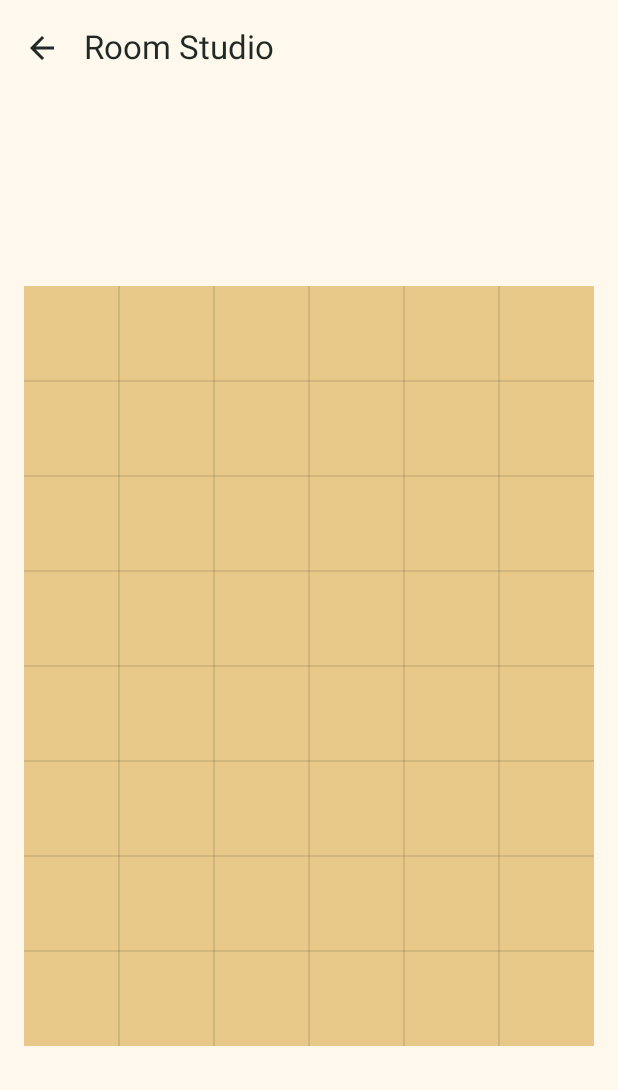
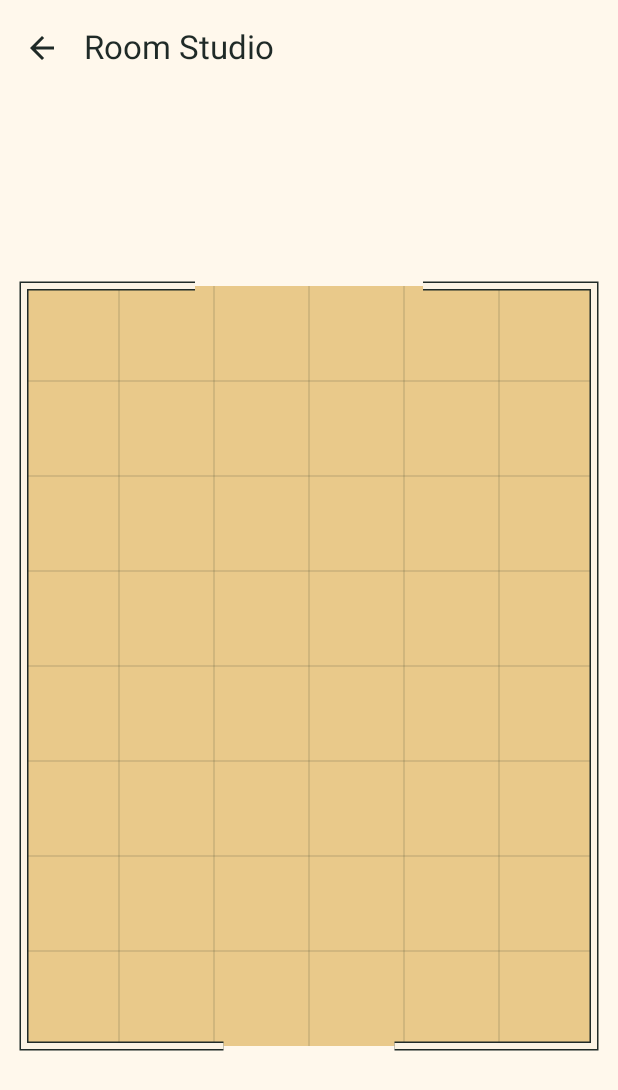
Before and after one commit to vladbokov/3DollHouse, an Android app built with Jetpack Compose: the composable RoomStudioScreen shown on its own in the app's theme, on a phone screen of 412 x 824 dp. Shown: the top 1090 px of the screen. Run offline under Robolectric (Android 15) with nearby library versions, the phone set to English and light mode, and no system bars.

Commit message:
Draw room walls and share the palette
Learned: Draw walls up to the edges of the door and window openings.

```diff
--- a/app/src/main/kotlin/com/dollhouse/lab/filament/FilamentLabScreen.kt
+++ b/app/src/main/kotlin/com/dollhouse/lab/filament/FilamentLabScreen.kt
@@ -41,13 +41,13 @@ import androidx.compose.ui.res.stringResource
 import androidx.compose.ui.tooling.preview.Preview
 import androidx.compose.ui.unit.dp
 import androidx.compose.ui.viewinterop.AndroidView
-import androidx.core.content.ContextCompat
 import androidx.lifecycle.Lifecycle
 import androidx.lifecycle.LifecycleEventObserver
 import androidx.lifecycle.compose.LocalLifecycleOwner
 import com.dollhouse.lab.R
 import com.dollhouse.lab.model.defaultRoomLayout
 import com.dollhouse.lab.ui.theme.DollhouseTheme
+import com.dollhouse.lab.ui.theme.ToyRoomPalette
 import com.google.android.filament.Engine
 
 private const val DEGREES_PER_PIXEL = 0.25
@@ -213,15 +213,7 @@ private fun FilamentSurface(
 
     // Keep the Engine and scene across recompositions.
     val filamentHost = remember {
-        // Resolve resource IDs before passing colors to the room model
-        val palette =
-            ToyRoomPalette(
-                wood = ContextCompat.getColor(context, R.color.room_wood),
-                warmWhite = ContextCompat.getColor(context, R.color.room_warm_white),
-                skyBlue = ContextCompat.getColor(context, R.color.room_sky_blue),
-                coral = ContextCompat.getColor(context, R.color.room_coral),
-                mustard = ContextCompat.getColor(context, R.color.room_mustard),
-            )
+        val palette = ToyRoomPalette.fromResources(context)
         val room = ToyRoom(defaultRoomLayout, palette)
         FilamentHost(context, requestedBackend) { engine ->
             ToyRoomScene(
--- a/app/src/main/kotlin/com/dollhouse/lab/filament/ToyRoom.kt
+++ b/app/src/main/kotlin/com/dollhouse/lab/filament/ToyRoom.kt
@@ -3,6 +3,7 @@ package com.dollhouse.lab.filament
 import com.dollhouse.lab.model.Furniture
 import com.dollhouse.lab.model.FurnitureType
 import com.dollhouse.lab.model.RoomLayout
+import com.dollhouse.lab.ui.theme.ToyRoomPalette
 
 class ToyRoom(val layout: RoomLayout, private val palette: ToyRoomPalette) {
     private val door = layout.door
--- a/app/src/main/kotlin/com/dollhouse/lab/filament/ToyRoomPalette.kt
+++ /dev/null
@@ -1,10 +0,0 @@
-package com.dollhouse.lab.filament
-
-// Resolved sRGB colors from Android resources, not resource IDs
-data class ToyRoomPalette(
-    val wood: Int,
-    val warmWhite: Int,
-    val skyBlue: Int,
-    val coral: Int,
-    val mustard: Int,
-)
--- a/app/src/main/kotlin/com/dollhouse/lab/studio/RoomPlan.kt
+++ b/app/src/main/kotlin/com/dollhouse/lab/studio/RoomPlan.kt
@@ -5,17 +5,24 @@ import androidx.compose.material3.MaterialTheme
 import androidx.compose.runtime.Composable
 import androidx.compose.ui.Modifier
 import androidx.compose.ui.geometry.Size
-import androidx.compose.ui.res.colorResource
+import androidx.compose.ui.graphics.Color
+import androidx.compose.ui.graphics.Path
+import androidx.compose.ui.graphics.drawscope.DrawScope
+import androidx.compose.ui.graphics.drawscope.Stroke
+import androidx.compose.ui.platform.LocalContext
 import androidx.compose.ui.unit.dp
-import com.dollhouse.lab.R
 import com.dollhouse.lab.model.RoomLayout
+import com.dollhouse.lab.ui.theme.ToyRoomPalette
 
 private const val GRID_STEP_METERS = 0.5f
 
 @Composable
 internal fun RoomPlan(layout: RoomLayout, modifier: Modifier = Modifier) {
-    val floorColor = colorResource(R.color.room_wood)
-    val gridColor = MaterialTheme.colorScheme.onSurface.copy(alpha = 0.24f)
+    val palette = ToyRoomPalette.fromResources(LocalContext.current)
+    val floorColor = Color(palette.wood)
+    val wallColor = Color(palette.warmWhite)
+    val outlineColor = MaterialTheme.colorScheme.onSurface
+    val gridColor = outlineColor.copy(alpha = 0.24f)
 
     Canvas(modifier) {
         val transform =
@@ -39,5 +46,39 @@ internal fun RoomPlan(layout: RoomLayout, modifier: Modifier = Modifier) {
             drawLine(gridColor, transform.toCanvas(0f, z), transform.toCanvas(layout.width, z))
             z += GRID_STEP_METERS
         }
+
+        drawWalls(layout, transform, wallColor, outlineColor)
     }
 }
+
+private fun DrawScope.drawWalls(
+    layout: RoomLayout,
+    transform: PlanTransform,
+    wallColor: Color,
+    outlineColor: Color,
+) {
+    val topLeft = transform.origin
+    val bottomRight = transform.toCanvas(layout.width, layout.depth)
+    val door = layout.door
+    val window = layout.window
+    val windowLeft = transform.toCanvas(window.minX, 0f).x
+    val windowRight = transform.toCanvas(window.minX + window.width, 0f).x
+    val doorLeft = transform.toCanvas(door.minX, layout.depth).x
+    val doorRight = transform.toCanvas(door.minX + door.width, layout.depth).x
+
+    val walls =
+        Path().apply {
+            moveTo(windowLeft, topLeft.y)
+            lineTo(topLeft.x, topLeft.y)
+            lineTo(topLeft.x, bottomRight.y)
+            lineTo(doorLeft, bottomRight.y)
+
+            moveTo(windowRight, topLeft.y)
+            lineTo(bottomRight.x, topLeft.y)
+            lineTo(bottomRight.x, bottomRight.y)
+            lineTo(doorRight, bottomRight.y)
+        }
+
+    drawPath(walls, outlineColor, style = Stroke(width = 6.dp.toPx()))
+    drawPath(walls, wallColor, style = Stroke(width = 4.dp.toPx()))
+}
--- /dev/null
+++ b/app/src/main/kotlin/com/dollhouse/lab/ui/theme/ToyRoomPalette.kt
@@ -0,0 +1,25 @@
+package com.dollhouse.lab.ui.theme
+
+import android.content.Context
+import androidx.core.content.ContextCompat
+import com.dollhouse.lab.R
+
+// Resolved sRGB colors from Android resources, not resource IDs
+data class ToyRoomPalette(
+    val wood: Int,
+    val warmWhite: Int,
+    val skyBlue: Int,
+    val coral: Int,
+    val mustard: Int,
+) {
+    companion object {
+        fun fromResources(context: Context): ToyRoomPalette =
+            ToyRoomPalette(
+                wood = ContextCompat.getColor(context, R.color.room_wood),
+                warmWhite = ContextCompat.getColor(context, R.color.room_warm_white),
+                skyBlue = ContextCompat.getColor(context, R.color.room_sky_blue),
+                coral = ContextCompat.getColor(context, R.color.room_coral),
+                mustard = ContextCompat.getColor(context, R.color.room_mustard),
+            )
+    }
+}
```
